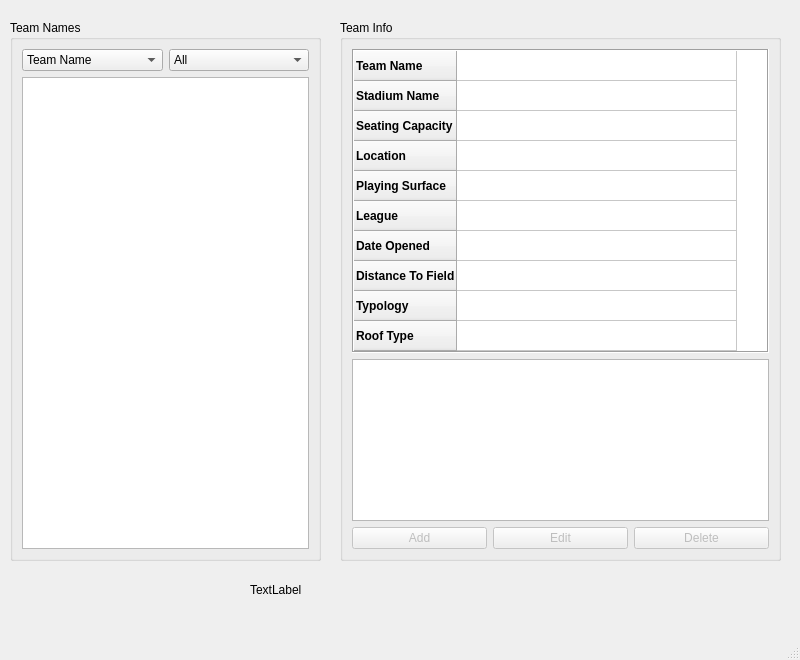
This is mainwindow.ui in DonovanFoley/CS1DProject2 as Qt 5 draws it before an edit. The edited form follows.
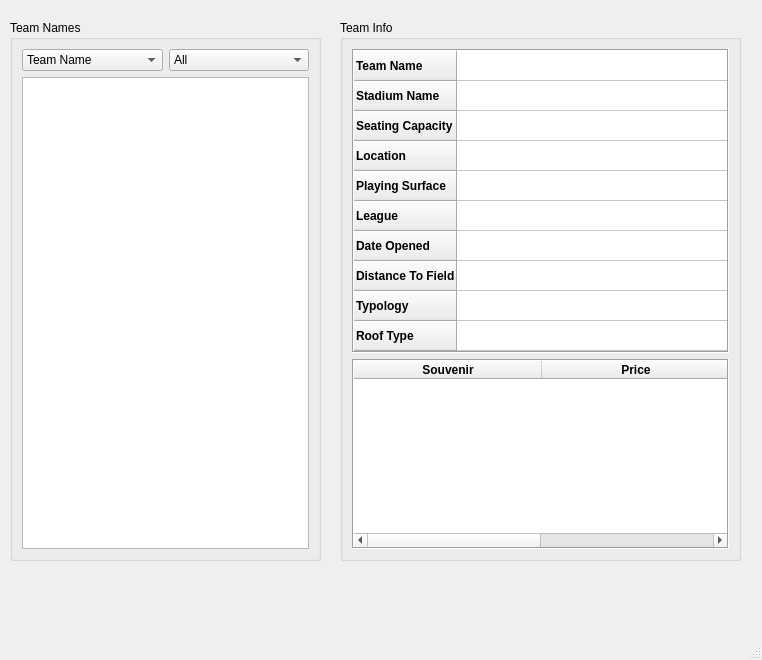
This is the edited form.

```diff
--- a/mainwindow.ui
+++ b/mainwindow.ui
@@ -6,7 +6,7 @@
    <rect>
     <x>0</x>
     <y>0</y>
-    <width>800</width>
+    <width>762</width>
     <height>660</height>
    </rect>
   </property>
@@ -100,7 +100,7 @@
      <rect>
       <x>340</x>
       <y>20</y>
-      <width>441</width>
+      <width>401</width>
       <height>541</height>
      </rect>
     </property>
@@ -108,44 +108,7 @@
      <string>Team Info</string>
     </property>
     <layout class="QGridLayout" name="gridLayout_3">
-     <item row="3" column="0">
-      <widget class="QPushButton" name="pushButton_add">
-       <property name="enabled">
-        <bool>false</bool>
-       </property>
-       <property name="text">
-        <string>Add</string>
-       </property>
-      </widget>
-     </item>
-     <item row="3" column="2">
-      <widget class="QPushButton" name="pushButton_delete">
-       <property name="enabled">
-        <bool>false</bool>
-       </property>
-       <property name="text">
-        <string>Delete</string>
-       </property>
-      </widget>
-     </item>
-     <item row="3" column="1">
-      <widget class="QPushButton" name="pushButton_edit">
-       <property name="enabled">
-        <bool>false</bool>
-       </property>
-       <property name="text">
-        <string>Edit</string>
-       </property>
-      </widget>
-     </item>
-     <item row="1" column="0" colspan="3">
-      <widget class="QListWidget" name="listWidget_souvenirList">
-       <property name="sortingEnabled">
-        <bool>false</bool>
-       </property>
-      </widget>
-     </item>
-     <item row="0" column="0" colspan="3">
+     <item row="0" column="0" colspan="2">
       <widget class="QTableWidget" name="tableWidget_teamInfo">
        <property name="enabled">
         <bool>true</bool>
@@ -187,7 +150,7 @@
         <number>280</number>
        </attribute>
        <attribute name="verticalHeaderMinimumSectionSize">
-        <number>10</number>
+        <number>20</number>
        </attribute>
        <row>
         <property name="text">
@@ -316,21 +279,95 @@
        </item>
       </widget>
      </item>
+     <item row="1" column="0" colspan="2">
+      <widget class="QTableWidget" name="tableWidget_souvenirInfo">
+       <property name="enabled">
+        <bool>true</bool>
+       </property>
+       <property name="minimumSize">
+        <size>
+         <width>0</width>
+         <height>0</height>
+        </size>
+       </property>
+       <property name="inputMethodHints">
+        <set>Qt::ImhNone</set>
+       </property>
+       <property name="frameShape">
+        <enum>QFrame::Box</enum>
+       </property>
+       <property name="frameShadow">
+        <enum>QFrame::Sunken</enum>
+       </property>
+       <property name="lineWidth">
+        <number>1</number>
+       </property>
+       <property name="editTriggers">
+        <set>QAbstractItemView::NoEditTriggers</set>
+       </property>
+       <property name="tabKeyNavigation">
+        <bool>true</bool>
+       </property>
+       <property name="alternatingRowColors">
+        <bool>false</bool>
+       </property>
+       <property name="rowCount">
+        <number>0</number>
+       </property>
+       <attribute name="horizontalHeaderVisible">
+        <bool>true</bool>
+       </attribute>
+       <attribute name="horizontalHeaderCascadingSectionResizes">
+        <bool>false</bool>
+       </attribute>
+       <attribute name="horizontalHeaderDefaultSectionSize">
+        <number>188</number>
+       </attribute>
+       <attribute name="horizontalHeaderHighlightSections">
+        <bool>true</bool>
+       </attribute>
+       <attribute name="horizontalHeaderShowSortIndicator" stdset="0">
+        <bool>false</bool>
+       </attribute>
+       <attribute name="verticalHeaderVisible">
+        <bool>false</bool>
+       </attribute>
+       <attribute name="verticalHeaderMinimumSectionSize">
+        <number>10</number>
+       </attribute>
+       <attribute name="verticalHeaderHighlightSections">
+        <bool>true</bool>
+       </attribute>
+       <attribute name="verticalHeaderShowSortIndicator" stdset="0">
+        <bool>false</bool>
+       </attribute>
+       <attribute name="verticalHeaderStretchLastSection">
+        <bool>false</bool>
+       </attribute>
+       <column>
+        <property name="text">
+         <string>Souvenir</string>
+        </property>
+        <property name="font">
+         <font>
+          <bold>true</bold>
+         </font>
+        </property>
+       </column>
+       <column>
+        <property name="text">
+         <string>Price</string>
+        </property>
+        <property name="font">
+         <font>
+          <bold>true</bold>
+         </font>
+        </property>
+       </column>
+      </widget>
+     </item>
     </layout>
    </widget>
-   <widget class="QLabel" name="label">
-    <property name="geometry">
-     <rect>
-      <x>250</x>
-      <y>580</y>
-      <width>63</width>
-      <height>20</height>
-     </rect>
-    </property>
-    <property name="text">
-     <string>TextLabel</string>
-    </property>
-   </widget>
   </widget>
   <widget class="QMenuBar" name="menubar">
    <property name="geometry">
```
Left out of the diff: 2 changed lines with no effect on the pictures.
